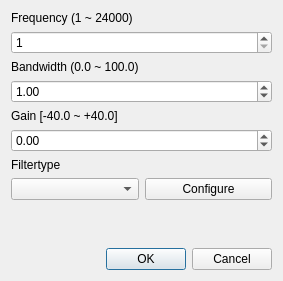
This is widget/AddPointDialog.ui in timschneeb/DDCToolbox as Qt 5 draws it before an edit. The edited form follows.
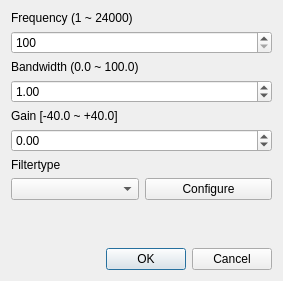
This is the edited form. Icons and pictures are not drawn.

Commit message: Change default frequency value in AddPointDialog from 1 to 100

```diff
--- a/widget/AddPointDialog.ui
+++ b/widget/AddPointDialog.ui
@@ -31,7 +31,7 @@
    <item>
     <widget class="QSpinBox" name="freq">
      <property name="minimum">
-      <number>1</number>
+      <number>100</number>
      </property>
      <property name="maximum">
       <number>24000</number>
```
Left out of the diff: 4 changed lines with no effect on the pictures.
